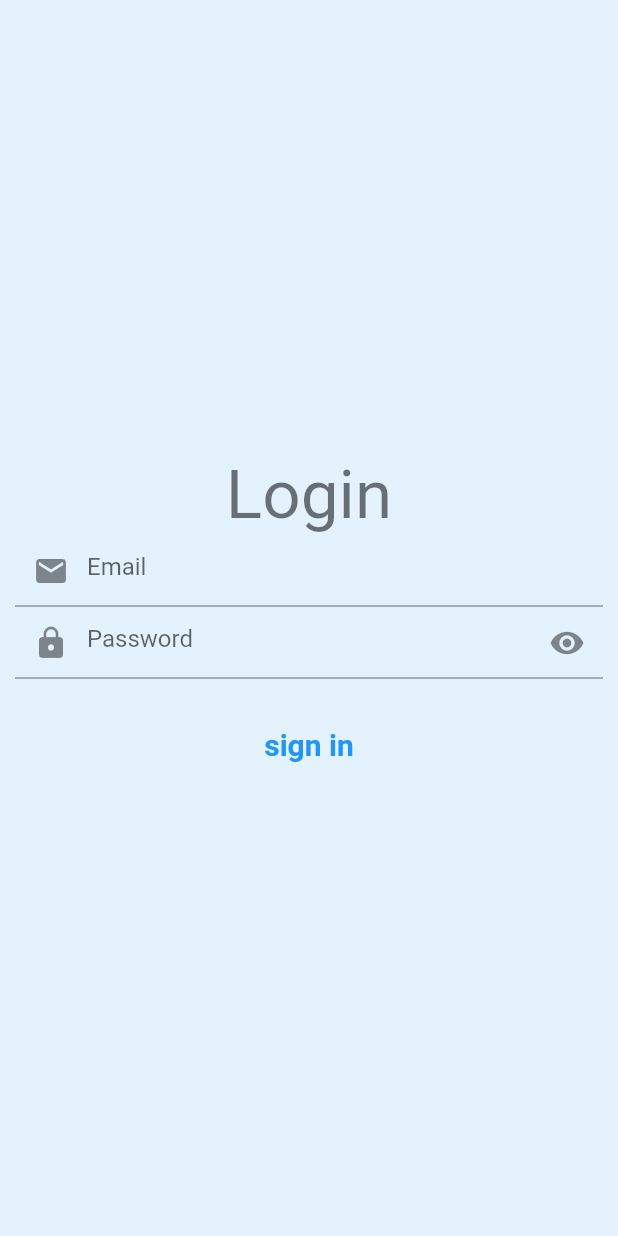
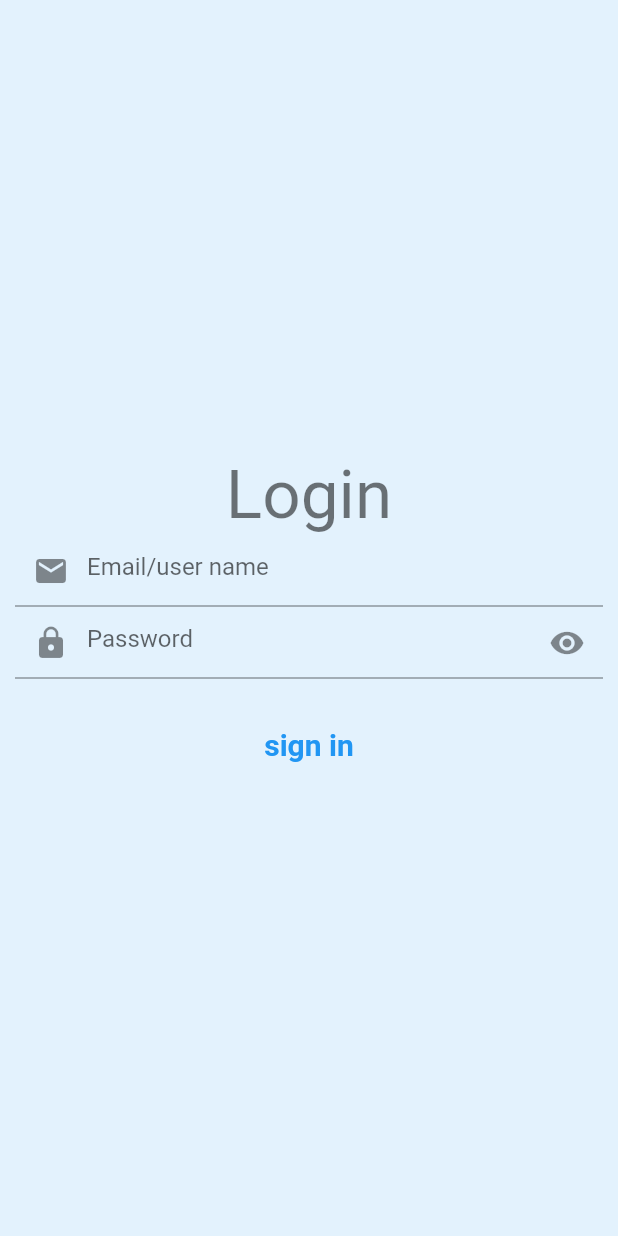
Before and after one commit to akashcrown/login_screen, a Flutter app: the screen it shows after launch, on a phone screen of 412 x 824 dp. Run offline on Flutter 3.47's test engine with Material 2 defaults, Android fonts, the phone set to English and light mode, and no system bars.

Commit message:
changing in email name

```diff
--- a/lib/loginform.dart
+++ b/lib/loginform.dart
@@ -22,7 +22,7 @@ class _LoginFormState extends State<LoginForm> {
             ),
             TextField(
               decoration: InputDecoration(
-                hintText: 'Email',
+                hintText: 'Email/user name',
                 prefixIcon: Icon(Icons.email),
               ),
             ),
```
